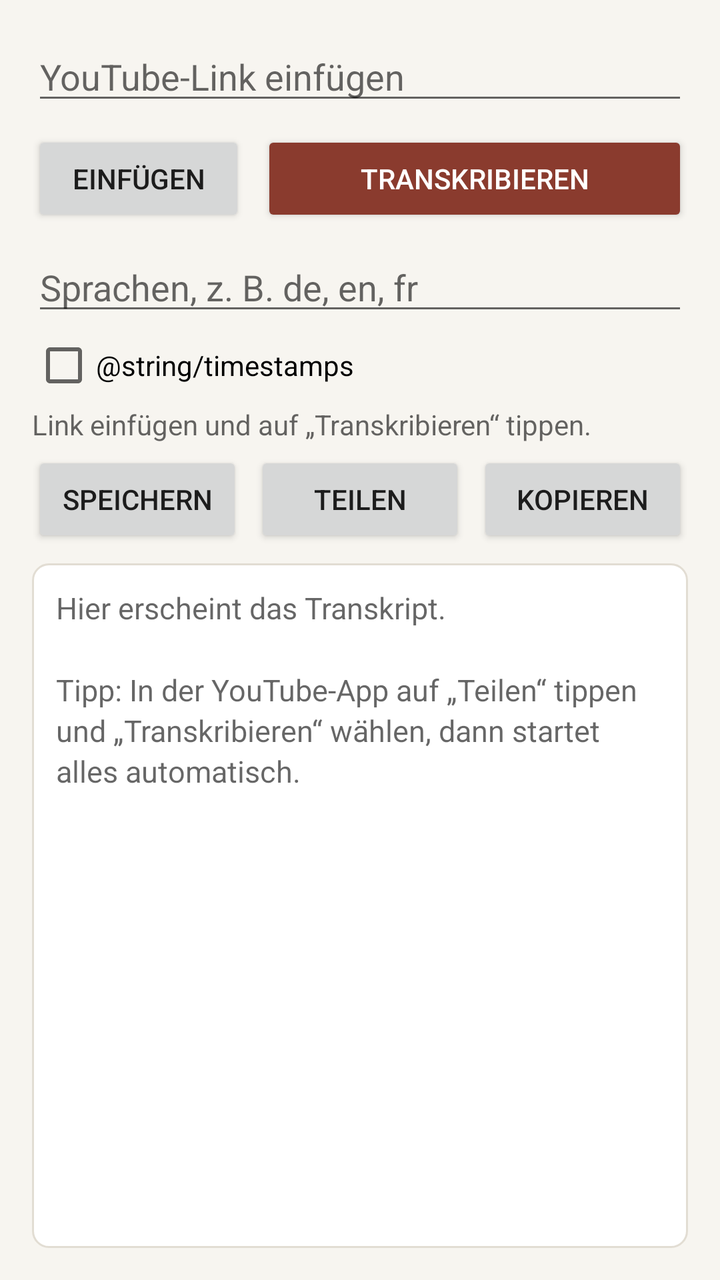
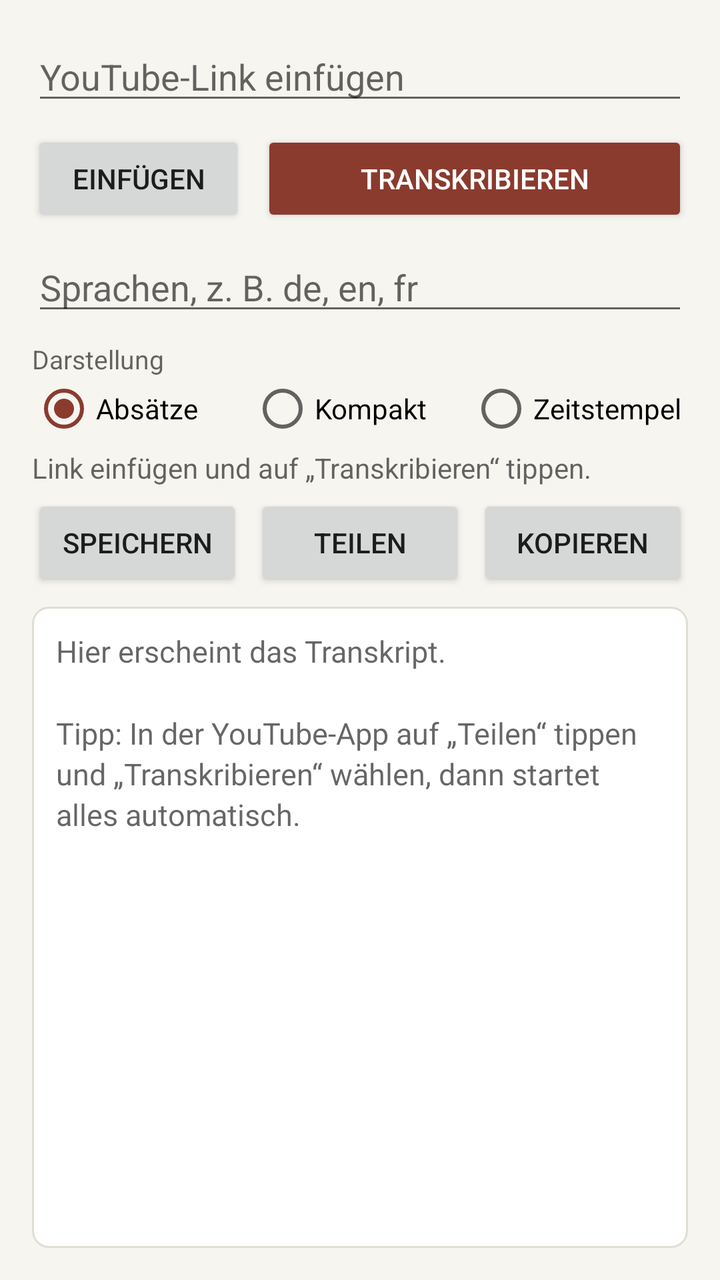

Two renders of the same Android screen: before a commit and after it. Below are the layout's source before the change and the commit's diff.
<!-- AndroidManifest.xml: application theme AppTheme -->
<!-- res/layout/activity_main.xml -->
<?xml version="1.0" encoding="utf-8"?>
<LinearLayout xmlns:android="http://schemas.android.com/apk/res/android"
    android:id="@+id/root"
    android:layout_width="match_parent"
    android:layout_height="match_parent"
    android:orientation="vertical"
    android:padding="16dp">

    <EditText
        android:id="@+id/urlInput"
        android:layout_width="match_parent"
        android:layout_height="wrap_content"
        android:hint="@string/hint_url"
        android:imeOptions="actionGo"
        android:importantForAutofill="no"
        android:inputType="textUri"
        android:maxLines="1" />

    <LinearLayout
        android:layout_width="match_parent"
        android:layout_height="wrap_content"
        android:layout_marginTop="8dp"
        android:orientation="horizontal">

        <Button
            android:id="@+id/pasteButton"
            android:layout_width="0dp"
            android:layout_height="wrap_content"
            android:layout_marginEnd="8dp"
            android:layout_weight="1"
            android:text="@string/paste" />

        <Button
            android:id="@+id/transcribeButton"
            android:layout_width="0dp"
            android:layout_height="wrap_content"
            android:layout_weight="2"
            android:backgroundTint="@color/accent"
            android:text="@string/transcribe"
            android:textColor="@color/on_accent" />
    </LinearLayout>

    <EditText
        android:id="@+id/langInput"
        android:layout_width="match_parent"
        android:layout_height="wrap_content"
        android:layout_marginTop="8dp"
        android:hint="@string/hint_languages"
        android:importantForAutofill="no"
        android:inputType="text"
        android:maxLines="1" />

    <CheckBox
        android:id="@+id/timestampBox"
        android:layout_width="wrap_content"
        android:layout_height="wrap_content"
        android:layout_marginTop="4dp"
        android:text="@string/timestamps" />

    <ProgressBar
        android:id="@+id/progress"
        style="?android:attr/progressBarStyleHorizontal"
        android:layout_width="match_parent"
        android:layout_height="wrap_content"
        android:indeterminate="true"
        android:visibility="gone" />

    <TextView
        android:id="@+id/statusText"
        android:layout_width="match_parent"
        android:layout_height="wrap_content"
        android:layout_marginTop="4dp"
        android:layout_marginBottom="4dp"
        android:text="@string/status_ready"
        android:textColor="?android:attr/textColorSecondary" />

    <LinearLayout
        android:layout_width="match_parent"
        android:layout_height="wrap_content"
        android:orientation="horizontal">

        <Button
            android:id="@+id/saveButton"
            android:layout_width="0dp"
            android:layout_height="wrap_content"
            android:layout_weight="1"
            android:text="@string/save" />

        <Button
            android:id="@+id/shareButton"
            android:layout_width="0dp"
            android:layout_height="wrap_content"
            android:layout_marginStart="6dp"
            android:layout_marginEnd="6dp"
            android:layout_weight="1"
            android:text="@string/share" />

        <Button
            android:id="@+id/copyButton"
            android:layout_width="0dp"
            android:layout_height="wrap_content"
            android:layout_weight="1"
            android:text="@string/copy" />
    </LinearLayout>

    <ScrollView
        android:layout_width="match_parent"
        android:layout_height="0dp"
        android:layout_marginTop="8dp"
        android:layout_weight="1"
        android:background="@drawable/result_background"
        android:fillViewport="true">

        <TextView
            android:id="@+id/resultText"
            android:layout_width="match_parent"
            android:layout_height="wrap_content"
            android:hint="@string/result_hint"
            android:lineSpacingMultiplier="1.15"
            android:padding="12dp"
            android:textIsSelectable="true"
            android:textSize="15sp" />
    </ScrollView>
</LinearLayout>
<!-- resources referenced by this layout -->
<resources>
  <color name="accent">#8A3B2E</color>
  <color name="on_accent">#FFFFFF</color>
  <!-- drawable result_background (drawable) -->
  <?xml version="1.0" encoding="utf-8"?>
  <shape xmlns:android="http://schemas.android.com/apk/res/android"
      android:shape="rectangle">
      <solid android:color="@color/surface" />
      <stroke
          android:width="1dp"
          android:color="@color/border" />
      <corners android:radius="8dp" />
  </shape>
  <string name="copy">Kopieren</string>
  <string name="hint_languages">Sprachen, z. B. de, en, fr</string>
  <string name="hint_url">YouTube-Link einfügen</string>
  <string name="paste">Einfügen</string>
  <string name="result_hint">Hier erscheint das Transkript.\n\nTipp: In der YouTube-App auf „Teilen“ tippen und „Transkribieren“ wählen, dann startet alles automatisch.</string>
  <string name="save">Speichern</string>
  <string name="share">Teilen</string>
  <string name="status_ready">Link einfügen und auf „Transkribieren“ tippen.</string>
  <string name="transcribe">Transkribieren</string>
  <style name="AppTheme" parent="android:Theme.Material.Light.DarkActionBar">
          <item name="android:colorPrimary">@color/primary</item>
          <item name="android:colorPrimaryDark">@color/primary_dark</item>
          <item name="android:colorAccent">@color/accent</item>
          <item name="android:windowBackground">@color/background</item>
      </style>
  <color name="surface">#FFFFFF</color>
  <color name="border">#E2DDD3</color>
  <color name="primary">#8A3B2E</color>
  <color name="primary_dark">#6E2E24</color>
  <color name="background">#F7F5F0</color>
</resources>

<!-- the commit's change to res/layout/activity_main.xml (unified diff, before → after) -->
@@ -50,12 +50,42 @@
         android:inputType="text"
         android:maxLines="1" />
 
-    <CheckBox
-        android:id="@+id/timestampBox"
+    <TextView
         android:layout_width="wrap_content"
         android:layout_height="wrap_content"
-        android:layout_marginTop="4dp"
-        android:text="@string/timestamps" />
+        android:layout_marginTop="8dp"
+        android:text="@string/layout_label"
+        android:textColor="?android:attr/textColorSecondary"
+        android:textSize="13sp" />
+
+    <RadioGroup
+        android:id="@+id/layoutGroup"
+        android:layout_width="match_parent"
+        android:layout_height="wrap_content"
+        android:orientation="horizontal">
+
+        <RadioButton
+            android:id="@+id/layoutParagraphs"
+            android:layout_width="0dp"
+            android:layout_height="wrap_content"
+            android:layout_weight="1"
+            android:checked="true"
+            android:text="@string/layout_paragraphs" />
+
+        <RadioButton
+            android:id="@+id/layoutCompact"
+            android:layout_width="0dp"
+            android:layout_height="wrap_content"
+            android:layout_weight="1"
+            android:text="@string/layout_compact" />
+
+        <RadioButton
+            android:id="@+id/layoutTimestamps"
+            android:layout_width="0dp"
+            android:layout_height="wrap_content"
+            android:layout_weight="1"
+            android:text="@string/layout_timestamps" />
+    </RadioGroup>
 
     <ProgressBar
         android:id="@+id/progress"
<!-- resource entries referenced after the edit -->
@@ -15,6 +15,10 @@
   <string name="copy">Kopieren</string>
   <string name="hint_languages">Sprachen, z. B. de, en, fr</string>
   <string name="hint_url">YouTube-Link einfügen</string>
+  <string name="layout_compact">Kompakt</string>
+  <string name="layout_label">Darstellung</string>
+  <string name="layout_paragraphs">Absätze</string>
+  <string name="layout_timestamps">Zeitstempel</string>
   <string name="paste">Einfügen</string>
   <string name="result_hint">Hier erscheint das Transkript.\n\nTipp: In der YouTube-App auf „Teilen“ tippen und „Transkribieren“ wählen, dann startet alles automatisch.</string>
   <string name="save">Speichern</string>
